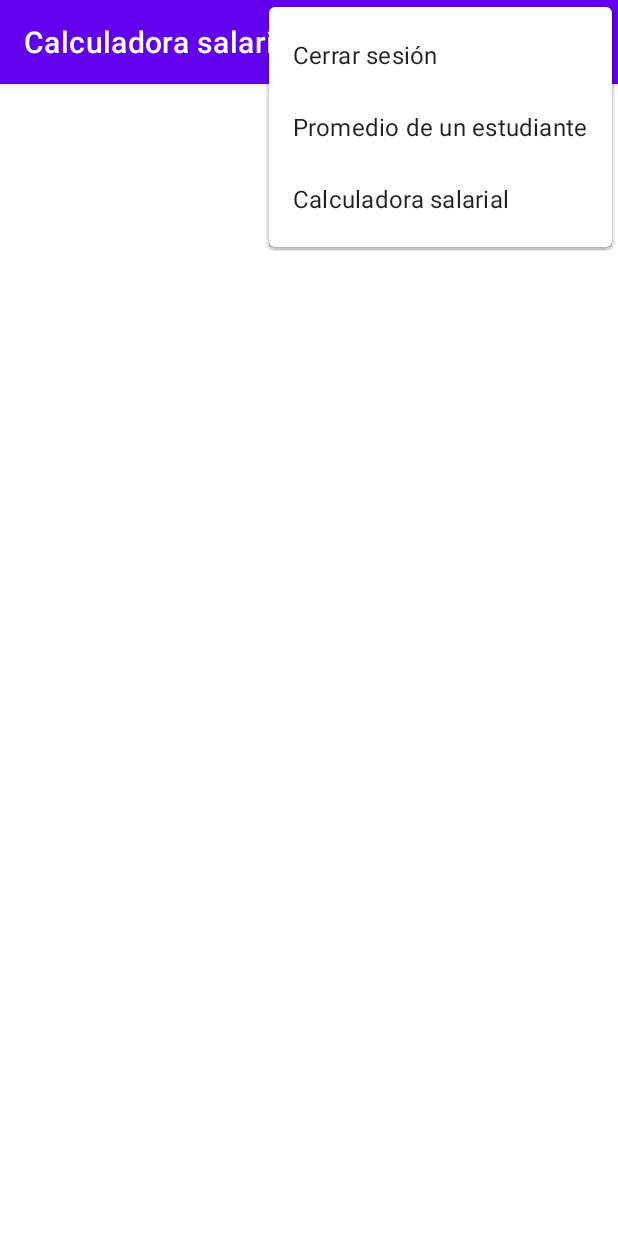
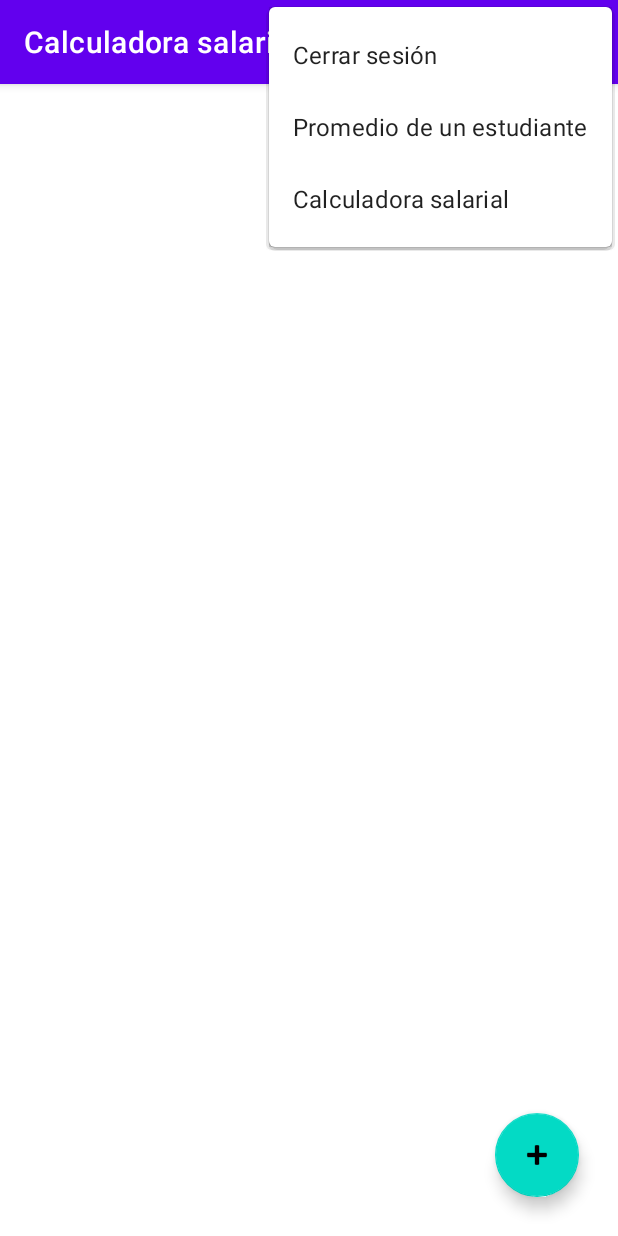
Before and after one commit to Lawliet25/TallerPractico2DSM, an Android app: the SalarioActivity screen opened directly, with no data from a screen before it, with the options menu open, on a phone screen of 412 x 824 dp. Run offline under Robolectric (Android 15) with nearby library versions, the phone set to English and light mode, and no system bars; our stand-ins replace Firebase (no records; nobody signed in at launch, a user with empty details on screens opened directly).

Commit message:
Se creó la función de salario neto

```diff
--- a/app/build.gradle
+++ b/app/build.gradle
@@ -40,6 +40,7 @@ dependencies {
     implementation 'com.google.android.material:material:1.8.0'
     implementation 'androidx.constraintlayout:constraintlayout:2.1.4'
     implementation 'com.google.firebase:firebase-auth-ktx:21.2.0'
+    implementation 'com.google.firebase:firebase-database-ktx:20.1.0'
     testImplementation 'junit:junit:4.13.2'
     androidTestImplementation 'androidx.test.ext:junit:1.1.5'
     androidTestImplementation 'androidx.test.espresso:espresso-core:3.5.1'
--- a/app/src/main/java/com/example/tallerpractico2dsm/LoginActivity.kt
+++ b/app/src/main/java/com/example/tallerpractico2dsm/LoginActivity.kt
@@ -70,7 +70,6 @@ class LoginActivity : AppCompatActivity() {
         emailTV = findViewById<EditText>(R.id.email)
         passwordTV = findViewById<EditText>(R.id.password)
         loginBtn = findViewById<Button>(R.id.login)
-        progressBar = findViewById<ProgressBar>(R.id.progressBar)
     }
 
 }
--- a/app/src/main/java/com/example/tallerpractico2dsm/SalarioActivity.kt
+++ b/app/src/main/java/com/example/tallerpractico2dsm/SalarioActivity.kt
@@ -6,12 +6,21 @@ import android.os.Bundle
 import android.view.Menu
 import android.view.MenuItem
 import android.widget.Toast
+import android.app.AlertDialog
+import android.content.DialogInterface
+import android.view.View
+import android.widget.AdapterView
+import android.widget.ListView
+import com.google.android.material.floatingactionbutton.FloatingActionButton
+import com.google.firebase.database.*
+import com.example.tallerpractico2dsm.SalarioActivity
 
 class SalarioActivity : AppCompatActivity() {
     override fun onCreate(savedInstanceState: Bundle?) {
         super.onCreate(savedInstanceState)
         setContentView(R.layout.activity_salario)
         setTitle("Calculadora salarial")
+        inicializar()
     }
 
     override fun onCreateOptionsMenu(menu: Menu?): Boolean {
@@ -45,4 +54,95 @@ class SalarioActivity : AppCompatActivity() {
         }
         return super.onOptionsItemSelected(item)
     }
+
+    // Ordenamiento para hacer la consultas a los datos
+    var consultaOrdenada: Query = refPersonas.orderByChild("nombre")
+    var personas: MutableList<Salario>? = null
+    var listaPersonas: ListView? = null
+
+    private fun inicializar() {
+        val fab_agregar: FloatingActionButton = findViewById<FloatingActionButton>(R.id.fab_agregar)
+        listaPersonas = findViewById<ListView>(R.id.ListaPersonas)
+// Cuando el usuario haga clic en la lista (para editar registro)
+        listaPersonas!!.setOnItemClickListener(object : AdapterView.OnItemClickListener {
+            override fun onItemClick(adapterView: AdapterView<*>?, view: View, i: Int, l: Long) {
+                val intent = Intent(getBaseContext(), AddSalarioActivity::class.java)
+                intent.putExtra("accion", "e") // Editar
+                intent.putExtra("key", personas!![i].key)
+                intent.putExtra("nombre", personas!![i].nombre)
+                intent.putExtra("salBase", personas!![i].salBase)
+                startActivity(intent)
+            }
+        })
+// Cuando el usuario hace un LongClic (clic sin soltar elemento por más de 2 segundos)
+// Es por que el usuario quiere eliminar el registro
+        listaPersonas!!.onItemLongClickListener = object : AdapterView.OnItemLongClickListener {
+            override fun onItemLongClick(
+                adapterView: AdapterView<*>?,
+                view: View,
+                position: Int,l: Long
+            ): Boolean {
+// Preparando cuadro de dialogo para preguntar al usuario
+// Si esta seguro de eliminar o no el registro
+                val ad = AlertDialog.Builder(this@SalarioActivity)
+                ad.setMessage("¿Está seguro de eliminar registro?")
+                    .setTitle("Confirmación")
+                ad.setPositiveButton("Si"
+                ) { dialog, id ->
+                    personas!![position].nombre?.let {
+                        refPersonas.child(it).removeValue()
+                    }
+                    Toast.makeText(
+                        this@SalarioActivity,
+                        "Registro borrado", Toast.LENGTH_SHORT
+                    ).show()
+                }
+                ad.setNegativeButton("No", object : DialogInterface.OnClickListener {
+                    override fun onClick(dialog: DialogInterface, id: Int) {
+                        Toast.makeText(
+                            this@SalarioActivity,
+                            "Operación de borrado cancelada", Toast.LENGTH_SHORT
+                        ).show()
+                    }
+                })
+                ad.show()
+                return true
+            }
+        }
+        fab_agregar.setOnClickListener(View.OnClickListener { // Cuando el usuario quiere agregar un nuevo registro
+            val i = Intent(getBaseContext(), AddSalarioActivity::class.java)
+            i.putExtra("accion", "a") // Agregar
+            i.putExtra("key", "")
+            i.putExtra("nombre", "")
+            i.putExtra("salBase", "")
+            startActivity(i)
+        })
+        personas = ArrayList<Salario>()
+// Cambiarlo refProductos a consultaOrdenada para ordenar lista
+        consultaOrdenada.addValueEventListener(object : ValueEventListener {
+            override fun onDataChange(dataSnapshot: DataSnapshot) {
+// Procedimiento que se ejecuta cuando hubo algun cambio
+// en la base de datos
+// Se actualiza la coleccion de personas
+                personas!!.removeAll(personas!!)
+                for (dato in dataSnapshot.getChildren()) {
+                    val persona: Salario? = dato.getValue(Salario::class.java)
+                    persona?.key(dato.key)
+                    if (persona != null) {
+                        personas!!.add(persona)
+                    }
+                }
+                val adapter = AdaptadorSalario(
+                    this@SalarioActivity,
+                    personas as ArrayList<Salario>
+                )
+                listaPersonas!!.adapter = adapter
+            }
+            override fun onCancelled(databaseError: DatabaseError) {}
+        })
+    }
+    companion object {
+        var database: FirebaseDatabase = FirebaseDatabase.getInstance()
+        var refPersonas: DatabaseReference = database.getReference("personas")
+    }
 }
--- a/app/src/main/res/layout/activity_salario.xml
+++ b/app/src/main/res/layout/activity_salario.xml
@@ -1,9 +1,28 @@
 <?xml version="1.0" encoding="utf-8"?>
-<androidx.constraintlayout.widget.ConstraintLayout xmlns:android="http://schemas.android.com/apk/res/android"
+<RelativeLayout xmlns:android="http://schemas.android.com/apk/res/android"
     xmlns:app="http://schemas.android.com/apk/res-auto"
-    xmlns:tools="http://schemas.android.com/tools"
     android:layout_width="match_parent"
-    android:layout_height="match_parent"
-    tools:context=".SalarioActivity">
+    android:layout_height="match_parent">
 
-</androidx.constraintlayout.widget.ConstraintLayout>
+    <com.google.android.material.floatingactionbutton.FloatingActionButton
+        android:id="@+id/fab_agregar"
+        android:layout_width="wrap_content"
+        android:layout_height="wrap_content"
+        android:layout_alignParentBottom="true"
+        android:layout_alignParentEnd="true"
+        android:layout_marginBottom="26dp"
+        android:layout_marginEnd="26dp"
+        android:clickable="true"
+        app:srcCompat="@android:drawable/ic_input_add"
+        app:fabSize="normal" />
+
+    <ListView
+        android:id="@+id/ListaPersonas"
+        android:layout_width="match_parent"
+        android:layout_height="match_parent"
+        android:padding="3dp"
+        android:scrollbars="vertical"
+        android:layout_alignParentTop="true"
+        android:layout_alignParentStart="true" />
+
+</RelativeLayout>
```
Also changed, not shown: app/src/main/AndroidManifest.xml (+5 -4 lines), app/src/main/java/com/example/tallerpractico2dsm/AdaptadorSalario.kt (added, +39 -0 lines), app/src/main/java/com/example/tallerpractico2dsm/AddSalarioActivity.kt (added, +88 -0 lines), app/src/main/java/com/example/tallerpractico2dsm/Salario.kt (added, +26 -0 lines), app/src/main/res/layout/activity_add_salario.xml (added, +54 -0 lines), app/src/main/res/layout/salario_layout.xml (added, +39 -0 lines), app/src/main/res/values/styles.xml (added, +15 -0 lines).
